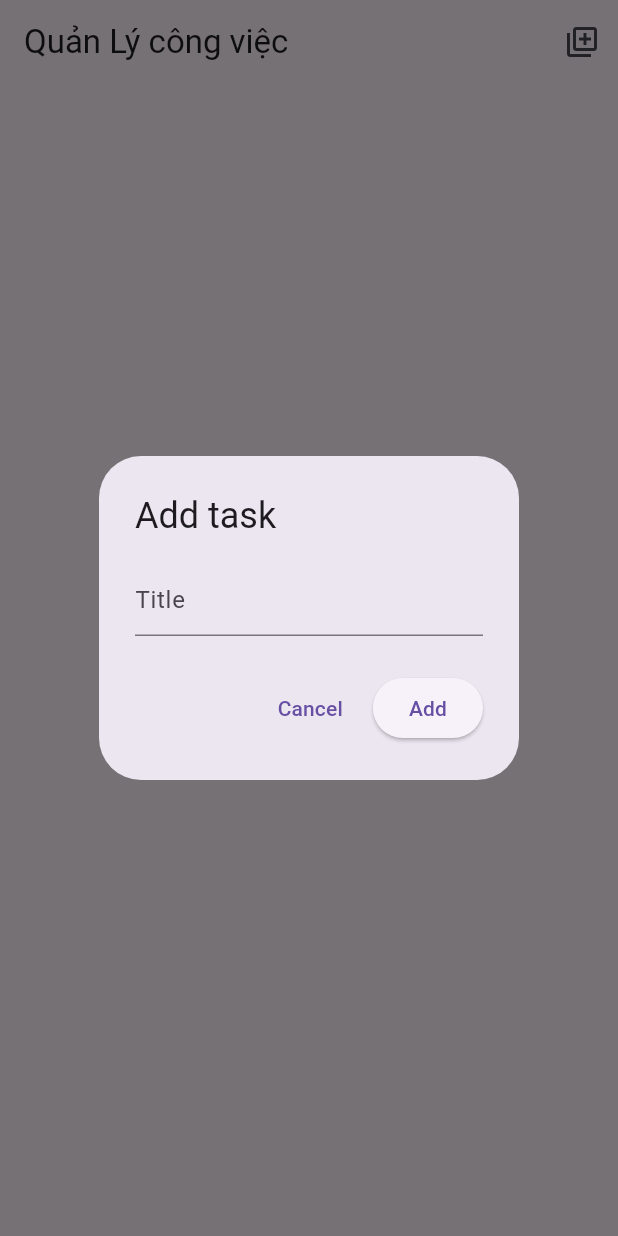
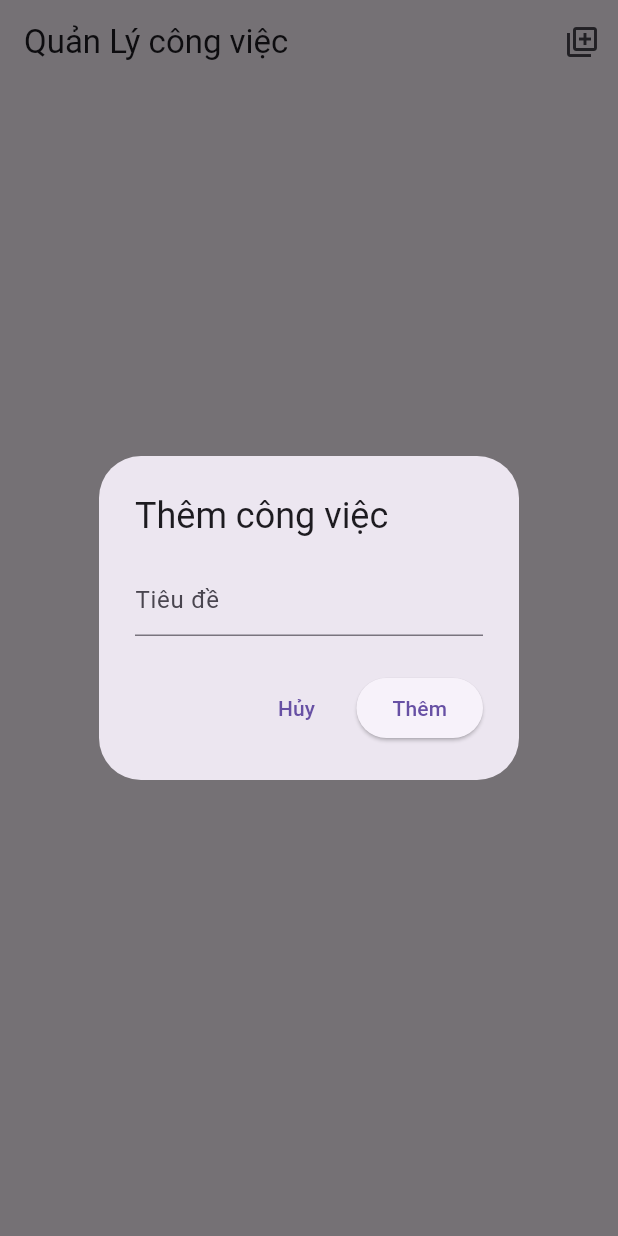
Before and after one commit to minhhh9999/flutter_project_todolist, a Flutter app: the screen it shows after launch, after a tap on the "library add" icon, on a phone screen of 412 x 824 dp. Run offline on Flutter 3.47's test engine with Material 3 defaults, Android fonts, the phone set to English and light mode, and no system bars; generated files the repository leaves out were written again.

Commit message:
Viet Hoa

```diff
--- a/lib/task_list_view.dart
+++ b/lib/task_list_view.dart
@@ -64,11 +64,11 @@ class AddTaskDialog extends StatelessWidget {
   Widget build(BuildContext context) {
     final titleController = TextEditingController();
     return AlertDialog(
-      title: const Text('Add task'),
+      title: const Text('Thêm công việc'),
       content: TextField(
         controller: titleController,
         decoration: const InputDecoration(
-          hintText: 'Title',
+          hintText: 'Tiêu đề',
         ),
       ),
       actions: [
@@ -76,7 +76,7 @@ class AddTaskDialog extends StatelessWidget {
           onPressed: () {
             Navigator.pop(context);
           },
-          child: const Text('Cancel'),
+          child: const Text('Hủy'),
         ),
         ElevatedButton(
           onPressed: () {
@@ -85,7 +85,7 @@ class AddTaskDialog extends StatelessWidget {
             TaskController().addTask(task);
             Navigator.pop(context);
           },
-          child: const Text('Add'),
+          child: const Text('Thêm'),
         )
       ],
     );
```
